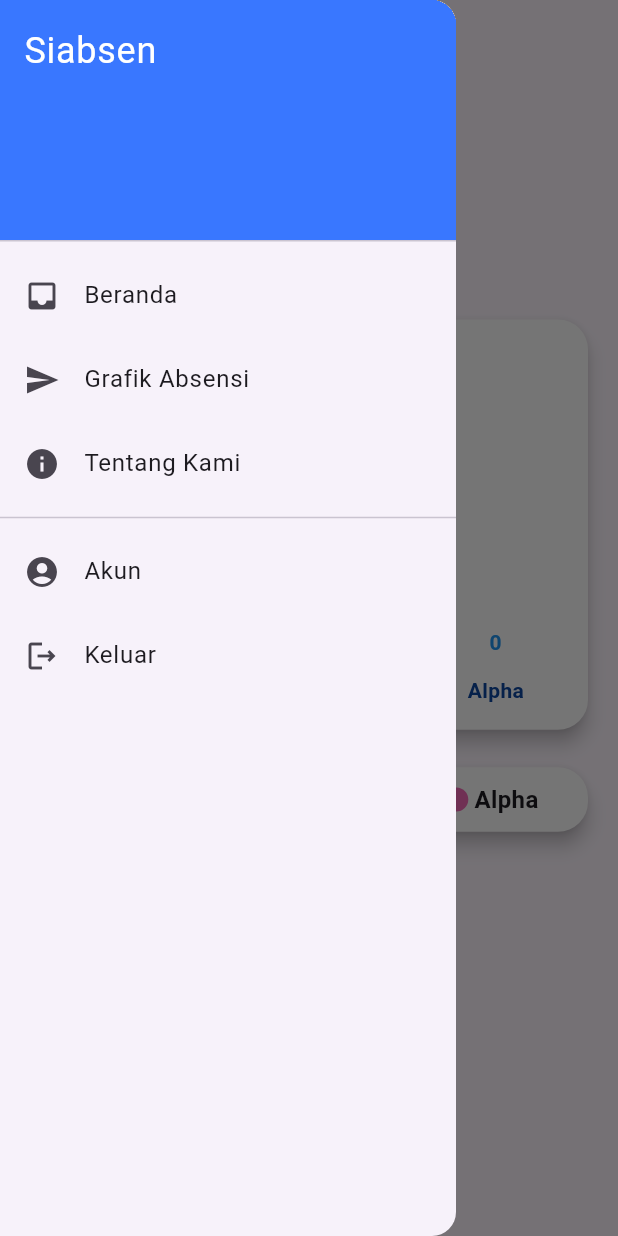
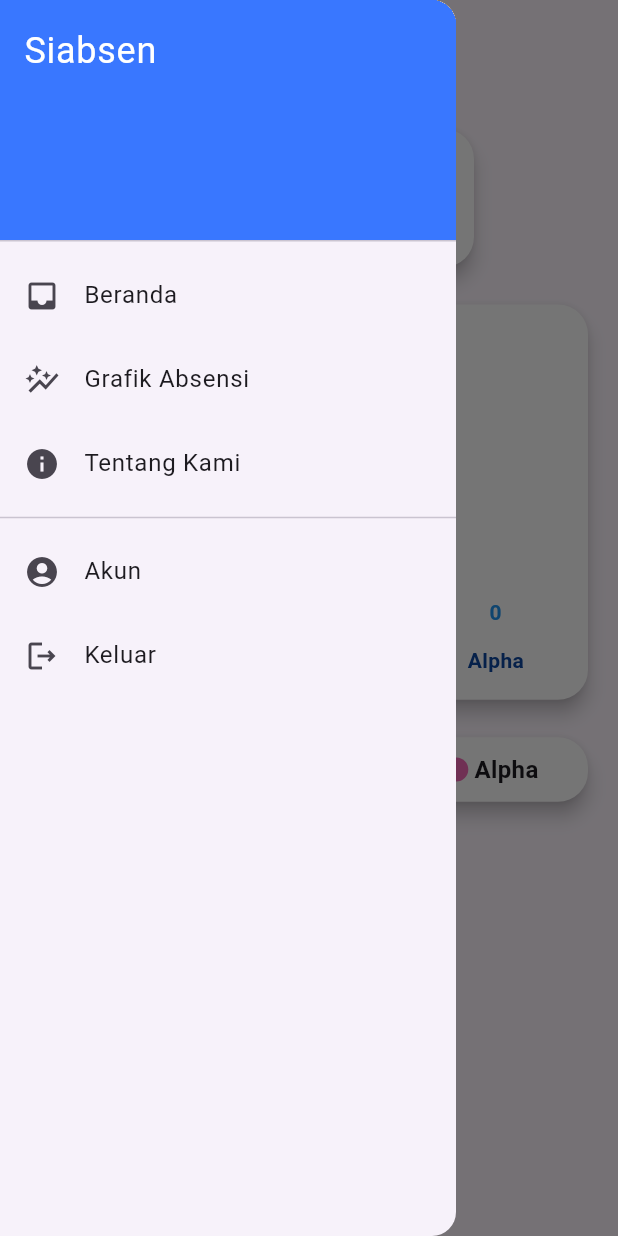
Before and after one commit to H4ntz-M4d/Project_AttendaceApp, a Flutter app: the RecordDetailPage screen opened directly, with the side drawer open, on a phone screen of 412 x 824 dp. Run offline on Flutter 3.47's test engine with Material 3 defaults, Android fonts, the phone set to English and light mode, and no system bars; drawn by our look-alikes of fl_chart; our stand-ins replace bloc, flutter_bloc, fluttertoast, get, google_fonts, image_picker and 5 more; missing offline and left inert: dart:ffi; accounts and stored records are empty; statements that could not run were skipped; project files that could hold a hidden picture were left out.

Commit message:
revisi design grafik screen

```diff
--- a/lib/Screen/record/record_detail_page.dart
+++ b/lib/Screen/record/record_detail_page.dart
@@ -25,16 +25,16 @@ class _RecordDetailPageState extends State<RecordDetailPage> {
         final isSmallScreen = MediaQuery.of(context).size.width < 600;
         return Scaffold(
           appBar: AppBar(
-            title: Text('Detail Absensi'),
+            title: Text('Grafik Absensi'),
           ),
           drawer: DrawerNavigation(),
           body: <Widget>[
             const <Widget>[
               Text(
-                'Record',
+                'Grafik Record',
                 style: TextStyle(
                   color: Colors.black,
-                  fontSize: 32,
+                  fontSize: 25,
                   fontWeight: FontWeight.bold,
                   letterSpacing: 2,
                 ),
@@ -58,10 +58,10 @@ class _RecordDetailPageState extends State<RecordDetailPage> {
             ),
             const <Widget>[
               Text(
-                'Record',
+                'Grafik Record',
                 style: TextStyle(
                   color: Colors.black,
-                  fontSize: 32,
+                  fontSize: 25,
                   fontWeight: FontWeight.bold,
                   letterSpacing: 2,
                 ),
--- a/lib/api_connection/api_connection.dart
+++ b/lib/api_connection/api_connection.dart
@@ -1,5 +1,5 @@
 class API {
-  static const hostConnect = "http://192.168.61.145/api_attendance_app";
+  static const hostConnect = "http://192.168.1.55/api_attendance_app";
   static const hostConnectUser = "$hostConnect/user";
 
   static const login = "$hostConnect/user/login.php";
--- a/lib/coba.dart
+++ b/lib/coba.dart
@@ -3,6 +3,7 @@ import 'package:get/get.dart';
 import 'package:project_attendance_app/Screen/record/record_detail_page.dart';
 import 'package:project_attendance_app/Screen/record/record_screen.dart';
 import 'package:project_attendance_app/user/authentication/login_layout.dart';
+import 'package:project_attendance_app/user/fragments/account_screen.dart';
 import 'package:project_attendance_app/user/userPreferences/record_preferences.dart';
 import 'package:project_attendance_app/user/userPreferences/user_preferences.dart';
 
@@ -21,7 +22,7 @@ class DrawerNavigation extends StatelessWidget {
       child: ListView(
         padding: EdgeInsets.zero,
         children: <Widget>[
-          DrawerHeader(
+          const DrawerHeader(
             decoration: BoxDecoration(
               color: Color(0xff3977ff),
             ),
@@ -44,7 +45,7 @@ class DrawerNavigation extends StatelessWidget {
             },
           ),
           ListTile(
-            leading: Icon(Icons.send),
+            leading: Icon(Icons.auto_graph_outlined),
             title: Text('Grafik Absensi'),
             onTap: () {
               Navigator.pop(context);
@@ -66,6 +67,10 @@ class DrawerNavigation extends StatelessWidget {
             leading: Icon(Icons.account_circle_rounded),
             title: Text('Akun'),
             onTap: () {
+              Navigator.pop(context);
+              Future.delayed(const Duration(milliseconds: 500), () {
+                Get.to(() => const AccountScreen());
+              });
               // Add your logic here to navigate to Settings page
             },
           ),
```
